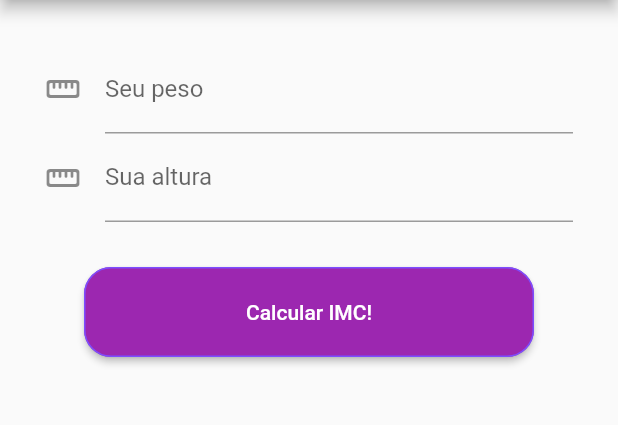
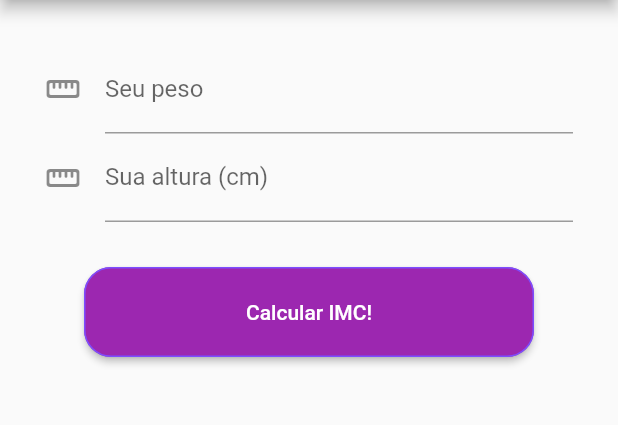
Before and after one commit to gustavobborges/app_calculadora_imc, a Flutter app: the screen it shows after launch, on a phone screen of 412 x 824 dp, the part 84-509 px from its top. Run offline on Flutter 3.47's test engine with Material 2 defaults, Android fonts, the phone set to English and light mode, and no system bars.

Commit message:
Funcionalidade de dar uma resposta conforme resultado

```diff
--- a/lib/main.dart
+++ b/lib/main.dart
@@ -11,6 +11,7 @@ class MyApp extends StatelessWidget {
       title: 'Flutter Demo',
       theme: ThemeData(
         primarySwatch: Colors.purple,
+        fontFamily: 'Roboto'
       ),
       home: MyHomePage(title: 'Calculadora IMC'),
     );
@@ -27,24 +28,34 @@ class MyHomePage extends StatefulWidget {
 
 class _MyHomePageState extends State<MyHomePage> {
   final _formKey = GlobalKey<FormState>();
+
   TextEditingController _controllerPeso = TextEditingController();
   TextEditingController _controllerAltura = TextEditingController();
   TextEditingController _controllerImc = TextEditingController();
+  TextEditingController _controllerMensagem = TextEditingController();
+  TextEditingController _controllerResultado = TextEditingController();
+
 
   String peso;
   String altura;
   String imc;
+  String mensagem = "";
+  String resultado = "";
 
   void refresh() {
     setState(() {
       peso = _controllerPeso.text = "";
       altura = _controllerAltura.text = "";
       imc = _controllerImc.text = "";
+      mensagem = _controllerMensagem.text = "";
+      resultado = _controllerResultado.text = "";
+
     });
   }
 
   @override
   Widget build(BuildContext context) {
+    Widget child;
     return Scaffold(
       appBar: AppBar(
         title: const Text('CALCULADORA IMC'),
@@ -134,7 +145,7 @@ class _MyHomePageState extends State<MyHomePage> {
                   obscureText: false,
                   decoration: InputDecoration(
                       icon: Icon(Icons.straighten_rounded),
-                      labelText: "Sua altura"),
+                      labelText: "Sua altura (cm)"),
                   validator: (value) {
                     if (value == null || value.isEmpty) {
                       return "Informa a altura!";
@@ -162,9 +173,21 @@ class _MyHomePageState extends State<MyHomePage> {
                           var alturaInt = int.parse(altura);
                           var pesoint = int.parse(peso);
                           var imcInt = pesoint/((alturaInt * alturaInt)/10000);
-                          var imcDouble = imcInt.toStringAsPrecision(4);
-                          imc = imcDouble;
-                          print('Peso: ${alturaInt} | Altura: ${pesoint} | Imc: ${imcDouble}');
+
+                          if(imcInt < 18.49) {
+                            resultado = "Atenção! ";
+                            mensagem = "Provavelmente você está abaixo do peso!";
+                          }
+                          else if (imcInt <= 25) {
+                            resultado = "Parabéns! ";
+                            mensagem = "Seu IMC provavelmente está saudável!";
+                          }
+                          else if (imcInt > 25) {
+                            resultado = "Atenção! ";
+                            mensagem = "Provavelmente você está acima do peso!";
+                          }
+                          var imcString = imcInt.toStringAsPrecision(4);
+                          imc = imcString;
                         });
                       }
                     },
@@ -183,6 +206,27 @@ class _MyHomePageState extends State<MyHomePage> {
                       ),
                     ),
                   ),
+                ),
+
+                Padding(
+                  padding: EdgeInsets.only(top: 30),
+                  child: (resultado == "Atenção! ")
+                  ? RichText(
+                    text: TextSpan(
+                      children: <TextSpan>[
+                        TextSpan(text: resultado, style: TextStyle(fontWeight: FontWeight.bold, color: Colors.red, fontSize: 22)),
+                        TextSpan(text: mensagem, style: TextStyle(color: Colors.grey, fontSize: 22)),
+                        ],
+                      ),
+                    )
+                  : RichText(
+                    text: TextSpan(
+                      children: <TextSpan>[
+                        TextSpan(text: resultado, style: TextStyle(fontWeight: FontWeight.bold, color: Colors.green, fontSize: 22)),
+                        TextSpan(text: mensagem, style: TextStyle(color: Colors.grey, fontSize: 22)),
+                      ],
+                    ),
+                  )
                 ),
               ],
             ),
```
